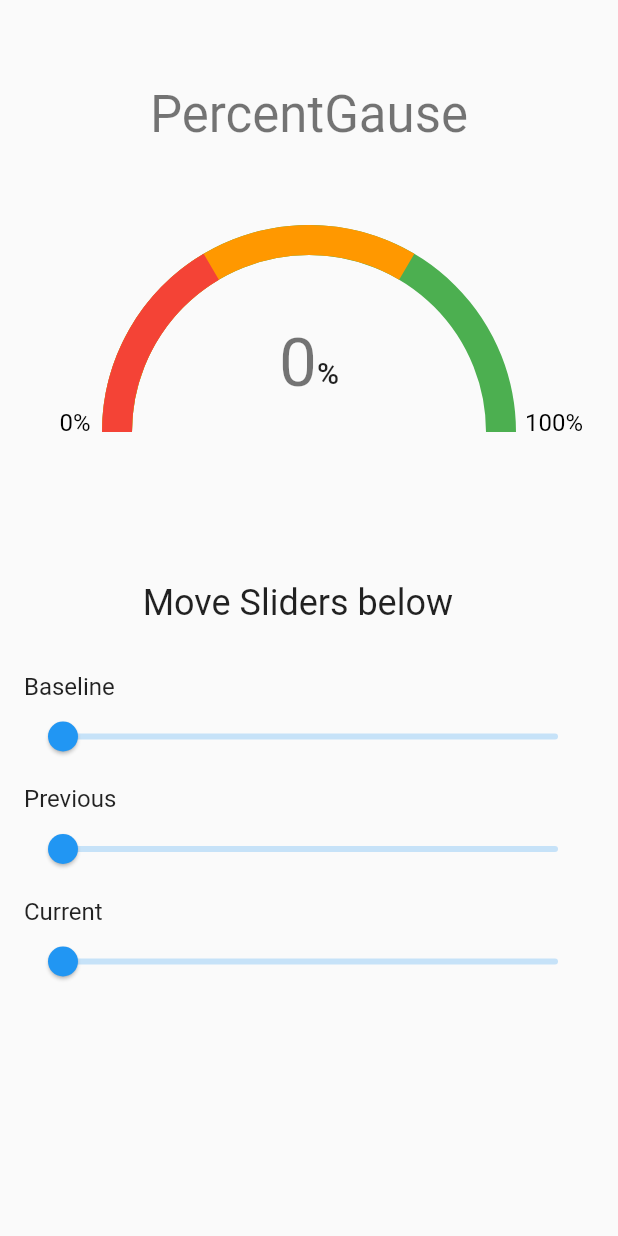
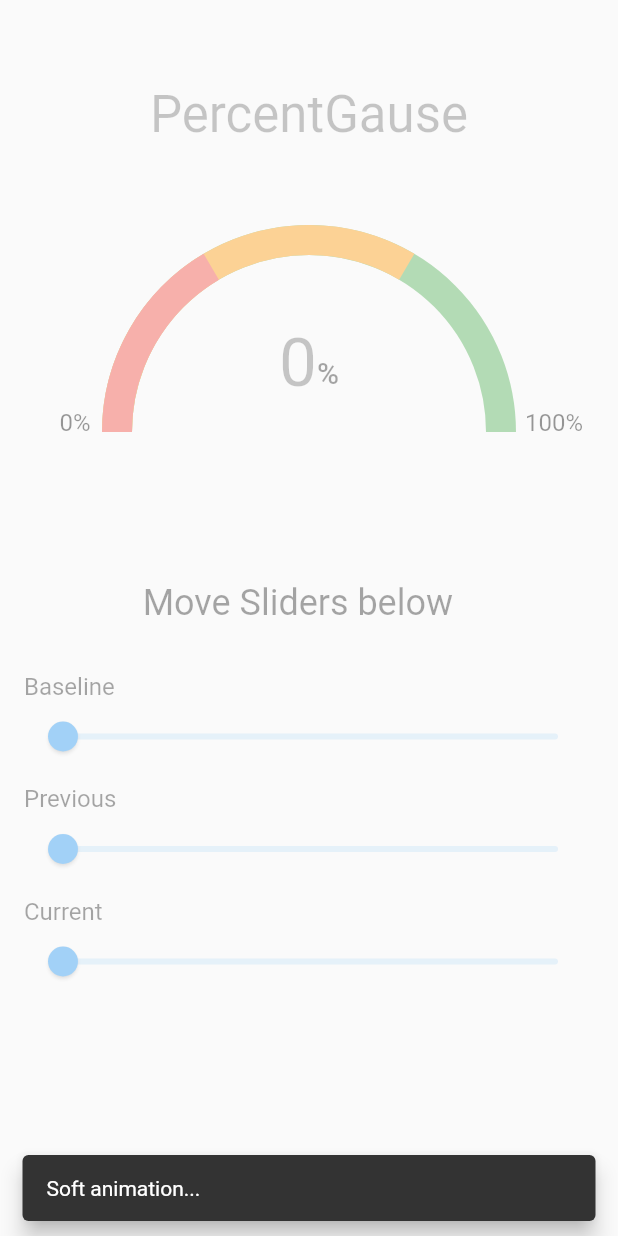
Before and after one commit to casa98/gause-ui, a Flutter app: the first screen one second after launch, on a phone screen of 412 x 824 dp. Run offline on Flutter 3.47's test engine with Material 2 defaults, Android fonts, the phone set to English and light mode, and no system bars.

Commit message:
Add simple fadein animation

```diff
--- a/lib/screens/home_page.dart
+++ b/lib/screens/home_page.dart
@@ -22,6 +22,7 @@ class _HomePageState extends State<HomePage> {
   int selectedValue = 0;
   String selectedLabel = '';
   bool usingTextfields = false;
+  bool visible = false;
 
   @override
   void initState() {
@@ -29,6 +30,17 @@ class _HomePageState extends State<HomePage> {
     baselineController = TextEditingController();
     currentController = TextEditingController();
     previousController = TextEditingController();
+    WidgetsBinding.instance.addPostFrameCallback((timeStamp) async {
+      ScaffoldMessenger.maybeOf(context)?.showSnackBar(
+        const SnackBar(
+          content: Text('Soft animation...'),
+          duration: Duration(milliseconds: 2000),
+          behavior: SnackBarBehavior.floating,
+        ),
+      );
+      // await Future.delayed(const Duration(milliseconds: 500));
+      setState(() => visible = true);
+    });
   }
 
   @override
@@ -66,7 +78,10 @@ class _HomePageState extends State<HomePage> {
             //   ),
             // ],
           ),
-          body: SingleChildScrollView(
+          body: AnimatedOpacity(
+            opacity: visible ? 1.0 : 0.0,
+            duration: const Duration(milliseconds: 2000),
+            child: SingleChildScrollView(
               physics: const BouncingScrollPhysics(),
               child: Column(
                 crossAxisAlignment: CrossAxisAlignment.center,
@@ -189,6 +204,7 @@ class _HomePageState extends State<HomePage> {
             ),
           ),
         ),
+      ),
     );
   }
 
```
Lines whose indentation alone changed are shown as unchanged.
